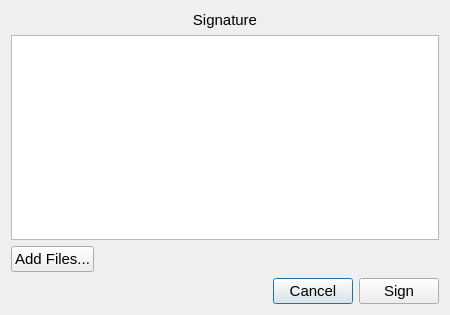
Old version of the form pteid-mw-pt/_src/eidmw/eidgui/dlgSignature.ui in the repository amagovpt/autenticacao.gov.
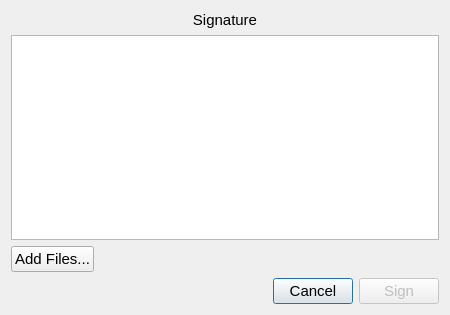
New version of the form. Icons and pictures are not drawn.

Commit message: [Signature Dialog] Add XAdES xml signature support.

The edit to the form file:
```diff
--- a/pteid-mw-pt/_src/eidmw/eidgui/dlgSignature.ui
+++ b/pteid-mw-pt/_src/eidmw/eidgui/dlgSignature.ui
@@ -55,6 +55,9 @@
        </item>
        <item>
         <widget class="QPushButton" name="pbSign">
+         <property name="enabled">
+          <bool>false</bool>
+         </property>
          <property name="text">
           <string>Sign</string>
          </property>
```
The commit also changes 2 other files.
